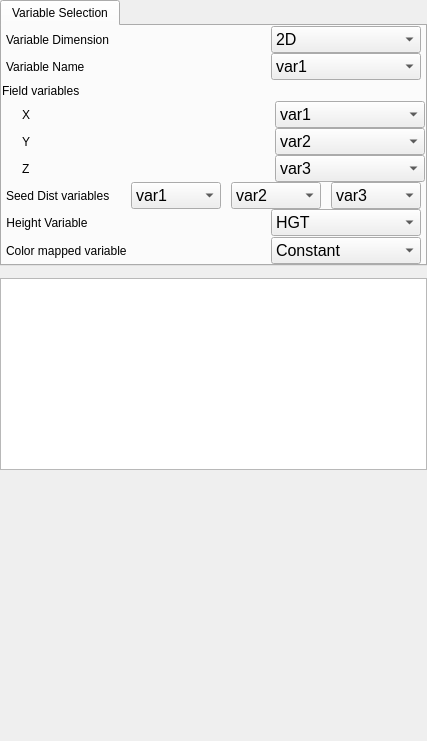
This is apps/vaporgui/VariablesWidgetGUI.ui in StasJ/vapor-formatted as Qt 5 draws it before an edit. The edited form follows.
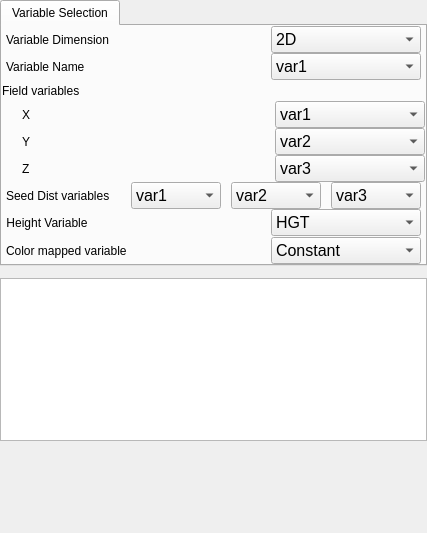
This is the edited form. Custom widgets are drawn as their Qt base class.

Patch:
```diff
--- a/apps/vaporgui/VariablesWidgetGUI.ui
+++ b/apps/vaporgui/VariablesWidgetGUI.ui
@@ -7,7 +7,7 @@
     <x>0</x>
     <y>0</y>
     <width>427</width>
-    <height>741</height>
+    <height>533</height>
    </rect>
   </property>
   <property name="sizePolicy">
```
